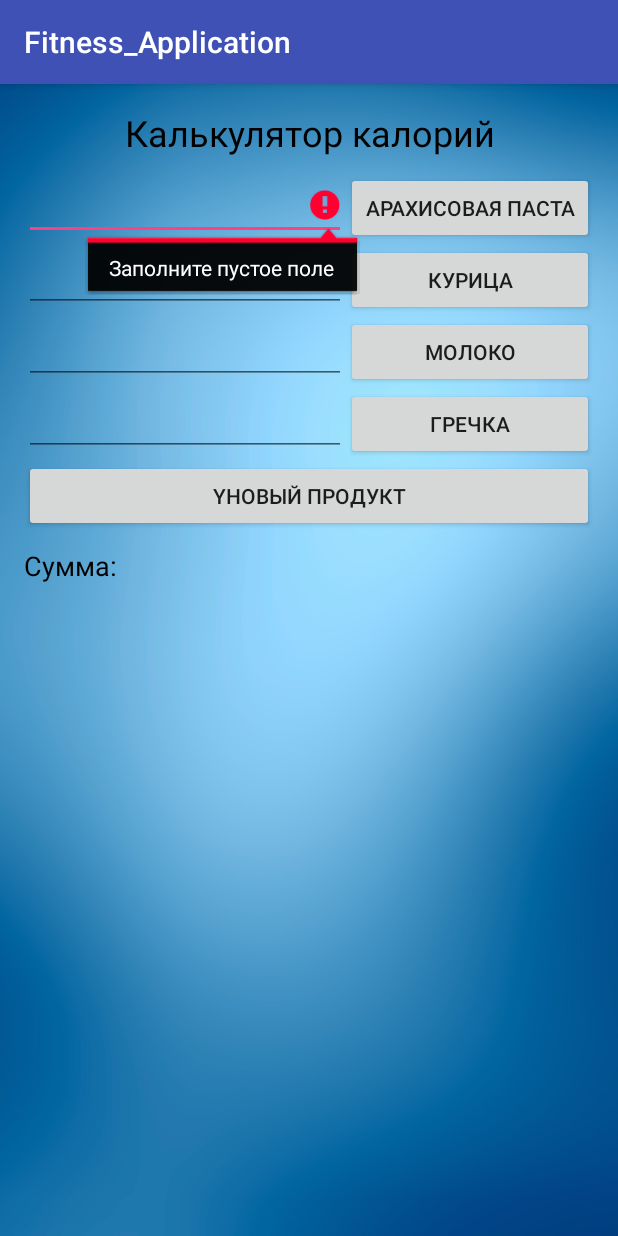
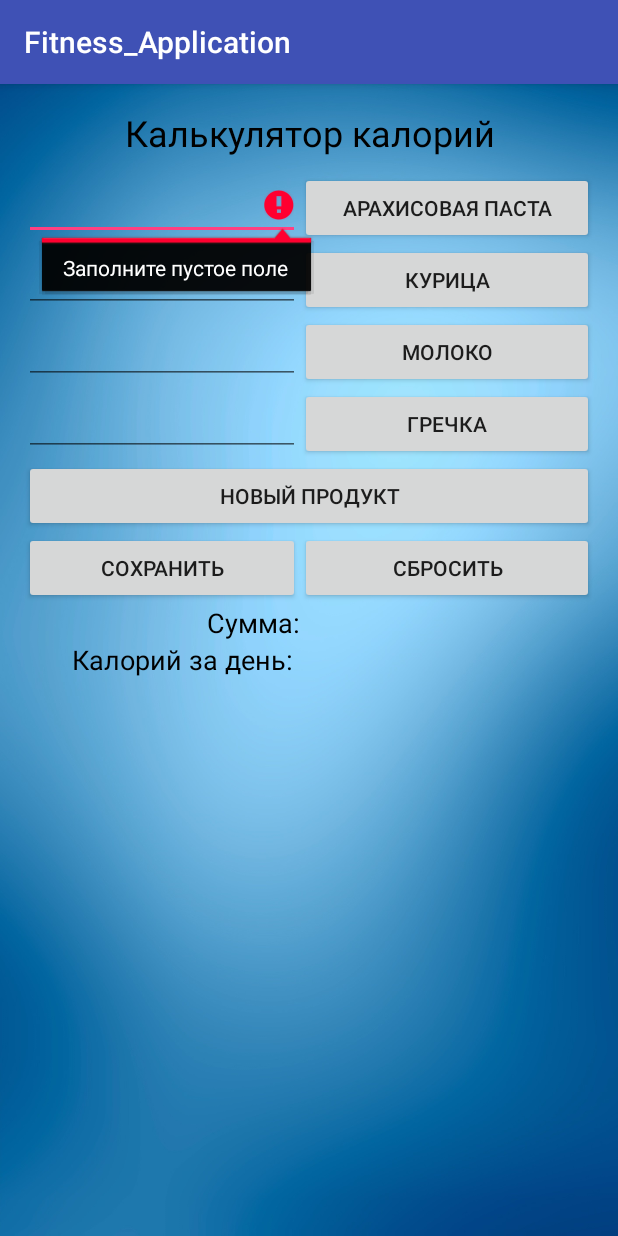
Before and after one commit to ManituPC/MyApplication, an Android app: the ActivityCalc screen opened directly, with no data from a screen before it, after a tap on "АРАХИСОВАЯ ПАСТА", on a phone screen of 412 x 824 dp. Run offline under Robolectric (Android 15) with nearby library versions, the phone set to English and light mode, and no system bars; 1 statement that could not run was skipped.

Commit message:
Calc need new product.

```diff
--- a/app/build.gradle
+++ b/app/build.gradle
@@ -20,6 +20,7 @@ android {
 }
 
 dependencies {
+    compile 'io.realm:realm-android:0.87.4'
     compile fileTree(dir: 'libs', include: ['*.jar'])
     androidTestCompile('com.android.support.test.espresso:espresso-core:2.2.2', {
         exclude group: 'com.android.support', module: 'support-annotations'
--- a/app/src/main/java/com/example/fitness_application/ActivityCalc.java
+++ b/app/src/main/java/com/example/fitness_application/ActivityCalc.java
@@ -1,16 +1,27 @@
 package com.example.fitness_application;
 
+import android.content.Context;
+import android.content.SharedPreferences;
 import android.os.Bundle;
 import android.support.v7.app.AppCompatActivity;
 import android.view.View;
 import android.widget.Button;
 import android.widget.EditText;
 import android.widget.TextView;
+import android.widget.Toast;
+
 
 /**
  * Created by Денис on 28.02.2017.
  */
 public class ActivityCalc extends AppCompatActivity {
+
+    // имя файла настроек
+    public static final String APP_PREFERENCES = "SettingsCalc";
+    // результат
+    public static final String APP_PREFERENCES_RESULT = "ResultCalc";
+
+    SharedPreferences mResultCalc;
 
     EditText etPaste;
     EditText etChicken;
@@ -24,10 +35,12 @@ public class ActivityCalc extends AppCompatActivity {
     Button btnNewProd;
 
     TextView tvResult;
+    TextView tvAllResult;
+
 
     double weightPaste, weightChicken, weightMilk, weightBuckwheat;
-    double resultPaste, resultChicken, resultMilk, resultBuckwheat;
-    double result = 0;
+    double resultPaste, resultChicken, resultMilk, resultBuckwheat, resultDay;
+    double result;
 
     @Override
     protected void onCreate(Bundle savedInstanceState) {
@@ -36,7 +49,7 @@ public class ActivityCalc extends AppCompatActivity {
 
         // находим элементы
         etPaste = (EditText) findViewById(R.id.etPaste);
-        etChicken = (EditText) findViewById(R.id.etChicken);
+        etChicken = (EditText)findViewById(R.id.etChicken);
         etMilk = (EditText) findViewById(R.id.etMilk);
         etBuckwheat = (EditText) findViewById(R.id.etBuckwheat);
 
@@ -47,38 +60,82 @@ public class ActivityCalc extends AppCompatActivity {
         btnNewProd = (Button) findViewById(R.id.btnNewProd);
 
         tvResult = (TextView) findViewById(R.id.tvResult);
-    }
+        tvAllResult = (TextView) findViewById(R.id.tvAllResult);
 
-    // метод для расчета при нажитии кнопки
-    public void clickProd(EditText i, double a, double b) {
-        if (i.getText().length() == 0){
-            i.setError("Заполните пустое поле");
-        } else {
-            a = Double.parseDouble(i.getText().toString());
-            b = a * 2;
-            result = result + b;
-            tvResult.setText(" " + result);
+        mResultCalc = getSharedPreferences(APP_PREFERENCES, Context.MODE_PRIVATE);
+
+        // Bзвлечения данных
+        if (mResultCalc.contains(APP_PREFERENCES_RESULT)) {
+            // выводим данные в TextView
+            tvAllResult.setText(mResultCalc.getString(APP_PREFERENCES_RESULT, ""));
+            String strResultDay = tvAllResult.getText().toString();
+            resultDay = Double.parseDouble(strResultDay);
         }
     }
 
     // определяем нажатую кнопку
     public void clickPaste(View v) {
-        clickProd(etPaste, weightPaste, resultPaste);
+        clickProd(etPaste, weightPaste, 2.88, resultPaste);
     }
 
     public void clickChick(View v) {
-        clickProd(etChicken, weightChicken, resultChicken);
+        clickProd(etChicken, weightChicken, 1.61, resultChicken);
     }
 
     public void clickMilk(View v) {
-        clickProd(etMilk, weightMilk, resultMilk);
+        clickProd(etMilk, weightMilk, 0.43, resultMilk);
     }
 
     public void clickBuckwheat(View v) {
-        clickProd(etBuckwheat, weightBuckwheat, resultBuckwheat);
+        clickProd(etBuckwheat, weightBuckwheat, 1.37, resultBuckwheat);
     }
 
     public void clickNewProd(View v) {
 
     }
+
+    public void onResetClick(View v) {
+        SharedPreferences.Editor editor = mResultCalc.edit();
+        editor.clear();
+        editor.apply();
+        result = 0;
+        resultDay = 0;
+        tvResult.setText("0");
+        tvAllResult.setText("0");
+    }
+
+    // метод для расчета при нажитии кнопки
+    public void clickProd(EditText i, double a, double b, double c) {
+        if (i.getText().length() == 0){
+            i.setError("Заполните пустое поле");
+        } else {
+            a = Double.parseDouble(i.getText().toString());
+            c = a * b;
+            result = 0;
+            result = result + c;
+            tvResult.setText(" " + result);
+            resultDay = resultDay + result;
+            tvAllResult.setText(" " + resultDay);
+        }
+    }
+
+    // кнопки сохранения "Суммы"
+    public void onSaveClick(View v) {
+        saveText();
+    }
+
+    void saveText() {
+        // здесь содержится значение, введенное в текстовом поле
+        String strResultDay = tvAllResult.getText().toString();
+        SharedPreferences.Editor editor = mResultCalc.edit();
+        editor.putString(APP_PREFERENCES_RESULT, strResultDay);
+        editor.apply();
+        Toast.makeText(this, "Результат сохранен", Toast.LENGTH_SHORT).show();
+    }
+
+    @Override
+    protected void onDestroy() {
+        super.onDestroy();
+        saveText();
+    }
 }
--- a/app/src/main/res/layout/activity_calc.xml
+++ b/app/src/main/res/layout/activity_calc.xml
@@ -1,6 +1,6 @@
 <?xml version="1.0" encoding="utf-8"?>
 <RelativeLayout xmlns:android="http://schemas.android.com/apk/res/android"
-                xmlns:tools="http://schemas.android.com/tools" android:layout_width="match_parent"
+                android:layout_width="match_parent"
                 android:layout_height="match_parent"
                 android:paddingLeft="@dimen/activity_horizontal_margin"
                 android:paddingRight="@dimen/activity_horizontal_margin"
@@ -21,12 +21,15 @@
     <LinearLayout
         android:layout_width="match_parent"
         android:layout_height="match_parent"
-        android:orientation="vertical"
+        android:orientation="horizontal"
+        android:layout_alignParentBottom="true"
+        android:layout_alignParentLeft="true"
+        android:layout_alignParentStart="true"
         android:layout_below="@+id/textView3">
 
         <TableLayout
             android:layout_width="match_parent"
-            android:layout_height="250dp">
+            android:layout_height="wrap_content">
 
             <TableRow
                 android:layout_width="match_parent"
@@ -36,18 +39,19 @@
                     android:id="@+id/etPaste"
                     android:layout_width="wrap_content"
                     android:layout_height="wrap_content"
+                    android:textAlignment="center"
                     android:layout_weight="1"
+                    android:ems="4"
+                    android:inputType="numberDecimal"
                     android:maxLength="4"
-                    android:maxLines="1"
-                    android:ems="10"
-                    android:inputType="numberDecimal" />
+                    android:maxLines="1" />
 
                 <Button
                     android:id="@+id/btnPaste"
-                    android:onClick="clickPaste"
                     android:layout_width="wrap_content"
                     android:layout_height="wrap_content"
                     android:layout_weight="1"
+                    android:onClick="clickPaste"
                     android:text="Арахисовая паста" />
             </TableRow>
 
@@ -59,18 +63,19 @@
                     android:id="@+id/etChicken"
                     android:layout_width="wrap_content"
                     android:layout_height="wrap_content"
+                    android:textAlignment="center"
                     android:layout_weight="1"
+                    android:ems="4"
+                    android:inputType="numberDecimal"
                     android:maxLength="4"
-                    android:maxLines="1"
-                    android:ems="10"
-                    android:inputType="numberDecimal" />
+                    android:maxLines="1" />
 
                 <Button
                     android:id="@+id/btnChicken"
-                    android:onClick="clickChick"
                     android:layout_width="wrap_content"
                     android:layout_height="wrap_content"
                     android:layout_weight="1"
+                    android:onClick="clickChick"
                     android:text="Курица" />
             </TableRow>
 
@@ -82,22 +87,24 @@
                     android:id="@+id/etMilk"
                     android:layout_width="wrap_content"
                     android:layout_height="wrap_content"
+                    android:textAlignment="center"
                     android:layout_weight="1"
+                    android:ems="4"
+                    android:inputType="numberDecimal"
                     android:maxLength="4"
-                    android:maxLines="1"
-                    android:ems="10"
-                    android:inputType="numberDecimal" />
+                    android:maxLines="1" />
 
                 <Button
                     android:id="@+id/btnMilk"
-                    android:onClick="clickMilk"
                     android:layout_width="wrap_content"
                     android:layout_height="wrap_content"
                     android:layout_weight="1"
+                    android:onClick="clickMilk"
                     android:text="Молоко" />
             </TableRow>
 
             <TableRow
+                android:id="@+id/trBuckwheat"
                 android:layout_width="match_parent"
                 android:layout_height="match_parent">
 
@@ -105,45 +112,111 @@
                     android:id="@+id/etBuckwheat"
                     android:layout_width="wrap_content"
                     android:layout_height="wrap_content"
+                    android:textAlignment="center"
                     android:layout_weight="1"
+                    android:ems="4"
+                    android:inputType="numberDecimal"
                     android:maxLength="4"
-                    android:maxLines="1"
-                    android:ems="10"
-                    android:inputType="numberDecimal" />
+                    android:maxLines="1" />
 
                 <Button
                     android:id="@+id/btnBuckwheat"
-                    android:onClick="clickBuckwheat"
                     android:layout_width="wrap_content"
                     android:layout_height="wrap_content"
                     android:layout_weight="1"
+                    android:onClick="clickBuckwheat"
                     android:text="Гречка" />
             </TableRow>
 
             <TableRow
                 android:layout_width="match_parent"
                 android:layout_height="match_parent"
+                android:layout_below="@id/trBuckwheat"
                 android:layout_weight="1">
 
                 <Button
                     android:id="@+id/btnNewProd"
-                    android:onClick="clickNewProd"
                     android:layout_width="wrap_content"
                     android:layout_height="wrap_content"
                     android:layout_weight="1"
-                    android:text="YНовый продукт" />
+                    android:onClick="clickNewProd"
+                    android:text="Новый продукт" />
 
             </TableRow>
-        </TableLayout>
+
+            <TableRow
+                android:layout_width="match_parent"
+                android:layout_height="match_parent">
+
+                <Button
+                    android:id="@+id/btnSave"
+                    android:layout_width="wrap_content"
+                    android:layout_height="wrap_content"
+                    android:layout_weight="1"
+                    android:onClick="onSaveClick"
+                    android:text="Сохранить" />
+
+                <Button
+                    android:id="@+id/btnReset"
+                    android:layout_width="wrap_content"
+                    android:layout_height="wrap_content"
+                    android:layout_weight="1"
+                    android:onClick="onResetClick"
+                    android:text="Сбросить" />
+
+            </TableRow>
+
+            <TableRow
+                android:layout_width="match_parent"
+                android:layout_height="match_parent">
+
+                <TextView
+                    android:id="@+id/tvSum"
+                    android:layout_width="wrap_content"
+                    android:layout_height="wrap_content"
+                    android:layout_weight="1"
+                    android:gravity="right"
+                    android:text="@string/Sum"
+                    android:textColor="@color/colorHeader"
+                    android:textSize="18sp" />
 
                 <TextView
                     android:id="@+id/tvResult"
                     android:layout_width="match_parent"
                     android:layout_height="wrap_content"
                     android:layout_weight="1"
-            android:text="Сумма: "
+                    android:text=""
                     android:textColor="@color/colorHeader"
                     android:textSize="18sp" />
+
+            </TableRow>
+
+            <TableRow
+                android:layout_width="match_parent"
+                android:layout_height="match_parent">
+
+                 <TextView
+                    android:id="@+id/tvResultDay"
+                    android:layout_width="wrap_content"
+                    android:layout_height="wrap_content"
+                    android:layout_weight="1"
+                     android:gravity="right"
+                     android:text="Калорий за день: "
+                    android:textColor="@color/colorHeader"
+                    android:textSize="18sp" />
+
+                <TextView
+                    android:id="@+id/tvAllResult"
+                    android:layout_width="wrap_content"
+                    android:layout_height="wrap_content"
+                    android:layout_weight="1"
+                    android:text=""
+                    android:textColor="@color/colorHeader"
+                    android:textSize="18sp" />
+
+            </TableRow>
+
+        </TableLayout>
 
     </LinearLayout>
 
--- a/app/src/main/res/values/strings.xml
+++ b/app/src/main/res/values/strings.xml
@@ -45,4 +45,5 @@
     <string name="exercises3_3">Жим Арнольда\nТяга штанги к подбородку\nРазведение гантелей стоя\nСкручивания туловища</string>
     <string name="approaches3_3">4\n4\n4\n4</string>
     <string name="repetition3_3">15-20\n15-20\n15-20\n25-30</string>
+    <string name="Sum">Сумма:</string>
 </resources>
--- a/build.gradle
+++ b/build.gradle
@@ -6,7 +6,6 @@ buildscript {
     }
     dependencies {
         classpath 'com.android.tools.build:gradle:2.3.2'
-
         // NOTE: Do not place your application dependencies here; they belong
         // in the individual module build.gradle files
     }
```
Also changed, not shown: app/src/main/java/com/example/fitness_application/model/Exercise.java (added, +8 -0 lines), app/src/main/res/layout/activity_diary.xml (+97 -14 lines), app/src/main/res/layout/layout_test.xml (added, +33 -0 lines). Lines whose indentation alone changed are shown as unchanged.
